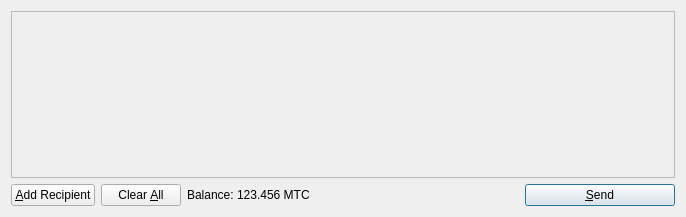
First picture: the form in src/qt/forms/sendcoinsdialog.ui, repository tuaris/mustachecoin, before the edit.
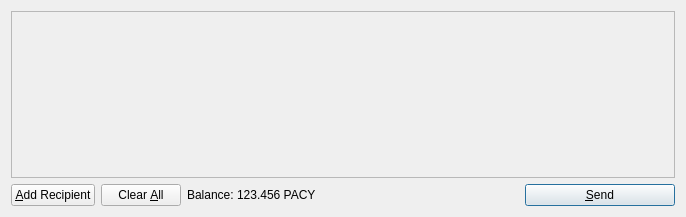
Second picture: the form after the edit. Icons and pictures are not drawn.

```diff
--- a/src/qt/forms/sendcoinsdialog.ui
+++ b/src/qt/forms/sendcoinsdialog.ui
@@ -119,7 +119,7 @@
           <cursorShape>IBeamCursor</cursorShape>
          </property>
          <property name="text">
-          <string>123.456 MTC</string>
+          <string>123.456 PACY</string>
          </property>
          <property name="textInteractionFlags">
           <set>Qt::LinksAccessibleByMouse|Qt::TextSelectableByKeyboard|Qt::TextSelectableByMouse</set>
```
